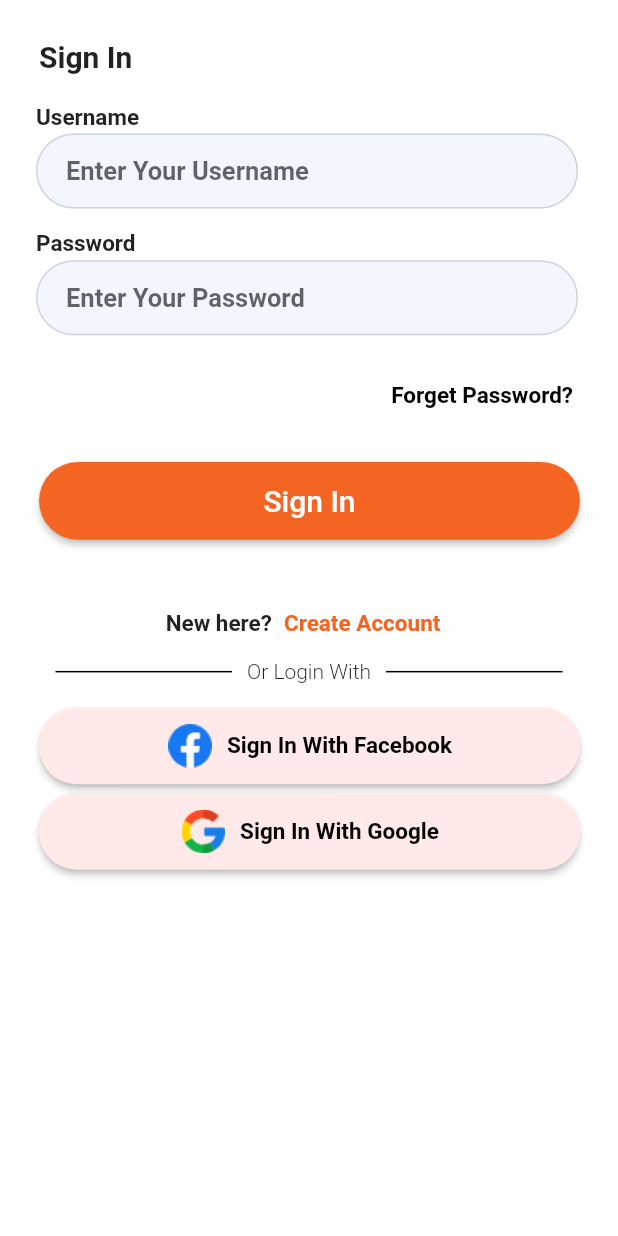
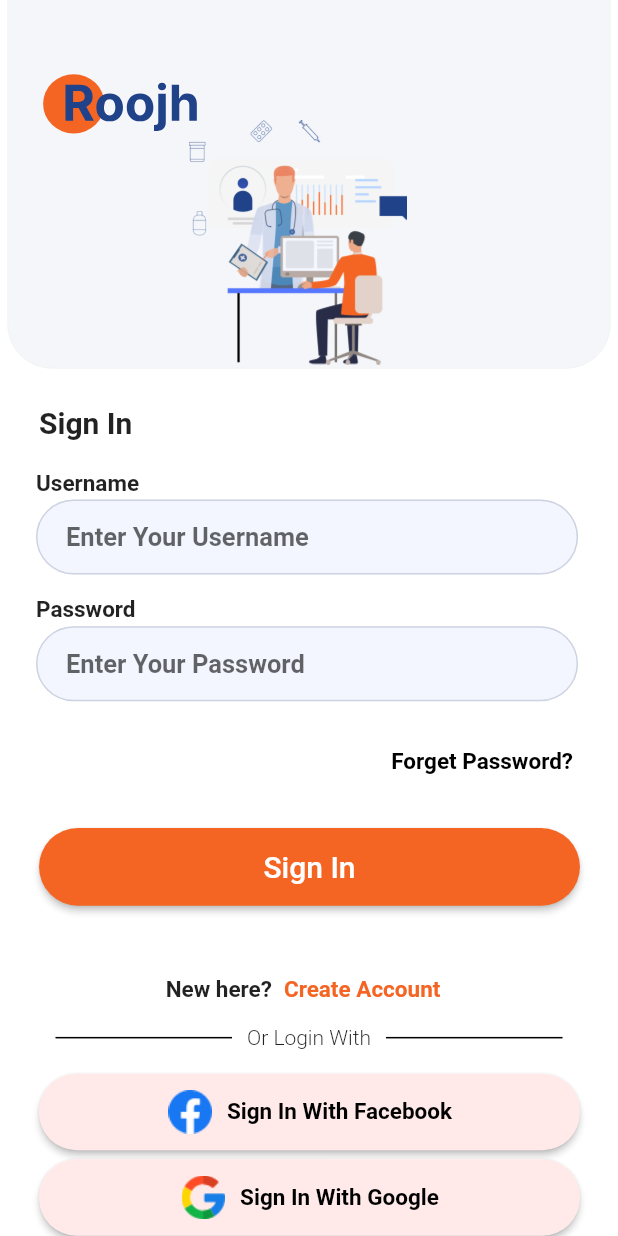
Before and after one commit to Sahilgupta9426/roojh_project, a Flutter app: the screen it shows after launch, on a phone screen of 412 x 824 dp. Run offline on Flutter 3.47's test engine with Material 2 defaults, Android fonts, the phone set to English and light mode, and no system bars; our stand-ins replace flutter_svg, hexcolor.

Commit message:
still need fix in Topimages

```diff
--- a/lib/main.dart
+++ b/lib/main.dart
@@ -2,11 +2,13 @@
 
 import 'package:flutter/material.dart';
 import 'package:hexcolor/hexcolor.dart';
+import 'package:flutter_svg/flutter_svg.dart';
 
 void main() {
   runApp(MaterialApp(
       title: 'Roojh',
       home: SignIn(),
+      debugShowCheckedModeBanner: false,
       theme: new ThemeData(
           scaffoldBackgroundColor: Color.fromARGB(255, 255, 249, 249)),
       routes: {
@@ -30,9 +32,10 @@ class _SignInState extends State<SignIn> {
             color: Colors.white,
             child: ListView(
               children: [
+                TopImagesField(),
                 Padding(
                   padding: EdgeInsets.only(
-                      left: 26, right: 192, top: 26, bottom: 20),
+                      left: 26, right: 192, top: 20, bottom: 20),
                   child: Text(
                     'Sign In',
                     style: TextStyle(
@@ -41,133 +44,7 @@ class _SignInState extends State<SignIn> {
                     ),
                   ),
                 ),
-                Form(
-                    child: Column(
-                  children: [
-                    Align(
-                      alignment: Alignment.centerLeft,
-                      child: Padding(
-                        padding: const EdgeInsets.only(left: 24, bottom: 2),
-                        child: Text(
-                          'Username',
-                          style: TextStyle(
-                            fontSize: 15,
-                            fontWeight: FontWeight.w600,
-                          ),
-                        ),
-                      ),
-                    ),
-                    Padding(
-                      padding: const EdgeInsets.only(left: 24.0, right: 26.64),
-                      child: TextFormField(
-                        style: TextStyle(
-                            fontSize: 17, fontWeight: FontWeight.w600),
-                        decoration: InputDecoration(
-                          filled: true,
-                          fillColor: HexColor('#F3F6FF'),
-                          border: InputBorder.none,
-                          contentPadding:
-                              EdgeInsets.fromLTRB(20.0, 15.0, 20.0, 15.0),
-                          hintText: "Enter Your Username",
-                          enabledBorder: OutlineInputBorder(
-                            borderRadius: BorderRadius.circular(98.67),
-                            borderSide: BorderSide(
-                              color: HexColor('#CED3E1'),
-                              // width: 2.0,
-                            ),
-                          ),
-                          focusedBorder: OutlineInputBorder(
-                              borderRadius: BorderRadius.circular(98.67),
-                              borderSide: BorderSide(
-                                color: HexColor('#CED3E1'),
-                                width: 1.0,
-                              )),
-                        ),
-                      ),
-                    ),
-                    SizedBox(height: 14.49),
-                    Align(
-                      alignment: Alignment.centerLeft,
-                      child: Padding(
-                        padding: const EdgeInsets.only(left: 24, bottom: 2),
-                        child: Text(
-                          'Password',
-                          style: TextStyle(
-                              fontSize: 15, fontWeight: FontWeight.w600),
-                        ),
-                      ),
-                    ),
-                    Padding(
-                      padding: const EdgeInsets.only(left: 24.0, right: 26.64),
-                      child: TextFormField(
-                        obscureText: true,
-                        enableSuggestions: false,
-                        autocorrect: false,
-                        style: TextStyle(
-                            fontSize: 17, fontWeight: FontWeight.w600),
-                        decoration: InputDecoration(
-                          filled: true,
-                          fillColor: HexColor('#F3F6FF'),
-                          border: InputBorder.none,
-                          contentPadding:
-                              EdgeInsets.fromLTRB(20.0, 15.0, 20.0, 15.0),
-                          hintText: "Enter Your Password",
-                          enabledBorder: OutlineInputBorder(
-                            borderRadius: BorderRadius.circular(98.67),
-                            borderSide: BorderSide(
-                              color: HexColor('#CED3E1'),
-                              width: 1.0,
-                            ),
-                          ),
-                          focusedBorder: OutlineInputBorder(
-                              borderRadius: BorderRadius.circular(98.67),
-                              borderSide: BorderSide(
-                                color: HexColor('#CED3E1'),
-                                width: 1.0,
-                              )),
-                        ),
-                      ),
-                    ),
-                    Padding(
-                      padding: const EdgeInsets.only(top: 15.85, right: 30),
-                      child: Row(
-                        mainAxisAlignment: MainAxisAlignment.end,
-                        children: [
-                          TextButton(
-                              style: TextButton.styleFrom(
-                                  padding: const EdgeInsets.all(0)),
-                              onPressed: () {},
-                              child: Text(
-                                'Forget Password?',
-                                style: TextStyle(
-                                    fontSize: 15,
-                                    fontWeight: FontWeight.w600,
-                                    color: Colors.black),
-                              ))
-                        ],
-                      ),
-                    ),
-                    SizedBox(height: 20.64),
-                    Padding(
-                      padding: const EdgeInsets.only(left: 26, right: 25.35),
-                      child: Container(
-                        height: 51.8,
-                        width: MediaQuery.of(context).size.width,
-                        child: RaisedButton(
-                          color: HexColor('#F46524'),
-                          child: const Text(
-                            'Sign In',
-                            style: TextStyle(fontSize: 20, color: Colors.white),
-                          ),
-                          onPressed: () {},
-                          shape: new RoundedRectangleBorder(
-                            borderRadius: new BorderRadius.circular(25.9),
-                          ),
-                        ),
-                      ),
-                    )
-                  ],
-                )),
+                LoginField(),
                 SizedBox(
                   height: 32,
                 ),
@@ -317,7 +194,241 @@ class _SignInState extends State<SignIn> {
                     ),
                   ),
                 ),
+                SizedBox(
+                  height: 38,
+                )
               ],
             )));
   }
 }
+
+class TopImagesField extends StatelessWidget {
+  const TopImagesField({
+    Key? key,
+  }) : super(key: key);
+
+  @override
+  Widget build(BuildContext context) {
+    return Container(
+      width: MediaQuery.of(context).size.width,
+      height: 250,
+      child: Stack(
+        children: [
+          new SvgPicture.asset(
+            'svg_png/background.svg',
+            width: MediaQuery.of(context).size.width,
+          ),
+          new Positioned(
+            left: 27,
+            top: 48,
+            child: SvgPicture.asset(
+              'svg_png/roojh_logo.svg',
+              height: 42,
+              width: 118,
+            ),
+          ),
+          new Positioned(
+              top: 80,
+              left: 126,
+              child: new Image.asset(
+                'svg_png/Frame.png',
+                height: 163,
+                width: 145,
+              )),
+        ],
+      ),
+    );
+  }
+}
+
+class LoginField extends StatelessWidget {
+  const LoginField({
+    Key? key,
+  }) : super(key: key);
+
+  @override
+  Widget build(BuildContext context) {
+    return Form(
+        child: Column(
+      children: [
+        Align(
+          alignment: Alignment.centerLeft,
+          child: Padding(
+            padding: const EdgeInsets.only(left: 24, bottom: 2),
+            child: Text(
+              'Username',
+              style: TextStyle(
+                fontSize: 15,
+                fontWeight: FontWeight.w600,
+              ),
+            ),
+          ),
+        ),
+        Padding(
+          padding: const EdgeInsets.only(left: 24.0, right: 26.64),
+          child: TextFormField(
+            style: TextStyle(fontSize: 17, fontWeight: FontWeight.w600),
+            decoration: InputDecoration(
+              filled: true,
+              fillColor: HexColor('#F3F6FF'),
+              border: InputBorder.none,
+              contentPadding: EdgeInsets.fromLTRB(20.0, 15.0, 20.0, 15.0),
+              hintText: "Enter Your Username",
+              enabledBorder: OutlineInputBorder(
+                borderRadius: BorderRadius.circular(98.67),
+                borderSide: BorderSide(
+                  color: HexColor('#CED3E1'),
+                  // width: 2.0,
+                ),
+              ),
+              focusedBorder: OutlineInputBorder(
+                  borderRadius: BorderRadius.circular(98.67),
+                  borderSide: BorderSide(
+                    color: HexColor('#CED3E1'),
+                    width: 1.0,
+                  )),
+            ),
+          ),
+        ),
+        SizedBox(height: 14.49),
+        Align(
+          alignment: Alignment.centerLeft,
+          child: Padding(
+            padding: const EdgeInsets.only(left: 24, bottom: 2),
+            child: Text(
+              'Password',
+              style: TextStyle(fontSize: 15, fontWeight: FontWeight.w600),
+            ),
+          ),
+        ),
+        Padding(
+          padding: const EdgeInsets.only(left: 24.0, right: 26.64),
+          child: TextFormField(
+            obscureText: true,
+            enableSuggestions: false,
+            autocorrect: false,
+            style: TextStyle(fontSize: 17, fontWeight: FontWeight.w600),
+            decoration: InputDecoration(
+              filled: true,
+              fillColor: HexColor('#F3F6FF'),
+              border: InputBorder.none,
+              contentPadding: EdgeInsets.fromLTRB(20.0, 15.0, 20.0, 15.0),
+              hintText: "Enter Your Password",
+              enabledBorder: OutlineInputBorder(
+                borderRadius: BorderRadius.circular(98.67),
+                borderSide: BorderSide(
+                  color: HexColor('#CED3E1'),
+                  width: 1.0,
+                ),
+              ),
+              focusedBorder: OutlineInputBorder(
+                  borderRadius: BorderRadius.circular(98.67),
+                  borderSide: BorderSide(
+                    color: HexColor('#CED3E1'),
+                    width: 1.0,
+                  )),
+            ),
+          ),
+        ),
+        Padding(
+          padding: const EdgeInsets.only(top: 15.85, right: 30),
+          child: Row(
+            mainAxisAlignment: MainAxisAlignment.end,
+            children: [
+              TextButton(
+                  style: TextButton.styleFrom(padding: const EdgeInsets.all(0)),
+                  onPressed: () {},
+                  child: Text(
+                    'Forget Password?',
+                    style: TextStyle(
+                        fontSize: 15,
+                        fontWeight: FontWeight.w600,
+                        color: Colors.black),
+                  ))
+            ],
+          ),
+        ),
+        SizedBox(height: 20.64),
+        Padding(
+          padding: const EdgeInsets.only(left: 26, right: 25.35),
+          child: Container(
+            height: 51.8,
+            width: MediaQuery.of(context).size.width,
+            child: RaisedButton(
+              color: HexColor('#F46524'),
+              child: const Text(
+                'Sign In',
+                style: TextStyle(fontSize: 20, color: Colors.white),
+              ),
+              onPressed: () {},
+              shape: new RoundedRectangleBorder(
+                borderRadius: new BorderRadius.circular(25.9),
+              ),
+            ),
+          ),
+        )
+      ],
+    ));
+  }
+}
+
+class StackExample extends StatelessWidget {
+  @override
+  Widget build(BuildContext context) {
+    return new Scaffold(
+      body: new Container(
+        padding: const EdgeInsets.all(8.0),
+        height: 500.0,
+        width: 500.0,
+        alignment: FractionalOffset.center,
+        child: new Stack(
+          //alignment:new Alignment(x, y)
+          children: <Widget>[
+            new Icon(Icons.monetization_on,
+                size: 36.0, color: const Color.fromRGBO(218, 165, 32, 1.0)),
+            new Positioned(
+              bottom: 20.0,
+              child: new Icon(Icons.monetization_on,
+                  size: 36.0, color: const Color.fromRGBO(218, 165, 32, 1.0)),
+            ),
+            new Positioned(
+              bottom: 40.0,
+              child: new Icon(Icons.monetization_on,
+                  size: 36.0, color: const Color.fromRGBO(218, 165, 32, 1.0)),
+            )
+          ],
+        ),
+      ),
+    );
+  }
+}
+
+class TopImages extends StatelessWidget {
+  const TopImages({Key? key}) : super(key: key);
+
+  @override
+  Widget build(BuildContext context) {
+    return Scaffold(
+      body: Container(
+        width: MediaQuery.of(context).size.width,
+        height: 300,
+        child: Stack(
+          children: [
+            new SvgPicture.asset(
+              'svg_png/background.svg',
+              width: MediaQuery.of(context).size.width,
+            ),
+            new Positioned(
+                top: 100,
+                left: 126,
+                child: new Image.asset(
+                  'svg_png/Frame.png',
+                  height: 163,
+                  width: 145,
+                )),
+          ],
+        ),
+      ),
+    );
+  }
+}
--- a/pubspec.yaml
+++ b/pubspec.yaml
@@ -35,6 +35,7 @@ dependencies:
   # Use with the CupertinoIcons class for iOS style icons.
   cupertino_icons: ^1.0.2
   hexcolor: ^2.0.6
+  flutter_svg: ^1.0.3
 
 dev_dependencies:
   flutter_test:
@@ -61,6 +62,7 @@ flutter:
   # To add assets to your application, add an assets section, like this:
   assets:
     - icons/
+    - svg_png/
   #   - images/a_dot_ham.jpeg
 
   # An image asset can refer to one or more resolution-specific "variants", see
```
Also changed, not shown: pubspec.lock, svg_png/Frame.png (added), svg_png/background.svg (added), svg_png/roojh_logo.svg (added).
